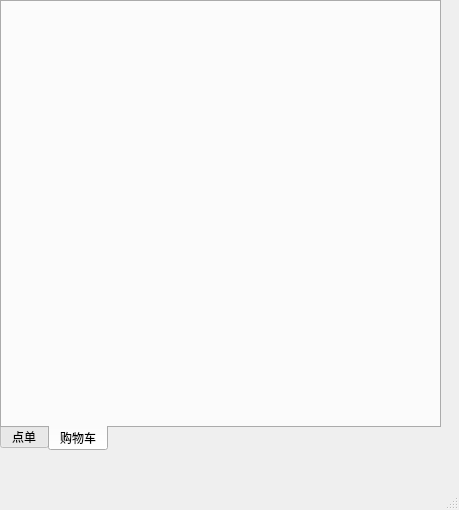
The window that user.ui (Alyssa-Zhou/qt_naicha) describes before a commit, drawn with Qt 5.
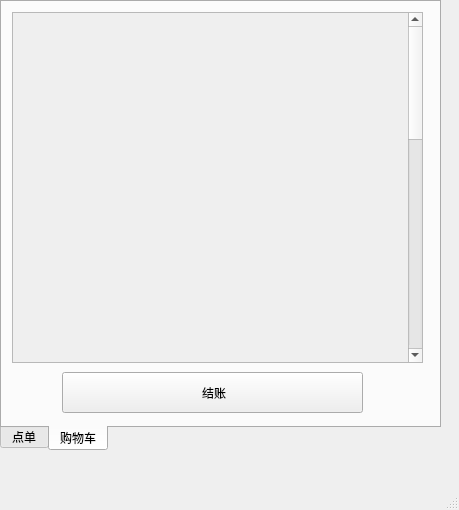
The same window after the commit. The open tabs and pages were chosen to show the change.

Commit message: “完善user界面，添加购物车功能”

```diff
--- a/user.ui
+++ b/user.ui
@@ -178,6 +178,48 @@
      <attribute name="title">
       <string>购物车</string>
      </attribute>
+     <widget class="QScrollArea" name="scrollArea_2">
+      <property name="geometry">
+       <rect>
+        <x>10</x>
+        <y>10</y>
+        <width>411</width>
+        <height>351</height>
+       </rect>
+      </property>
+      <property name="verticalScrollBarPolicy">
+       <enum>Qt::ScrollBarAlwaysOn</enum>
+      </property>
+      <property name="horizontalScrollBarPolicy">
+       <enum>Qt::ScrollBarAlwaysOff</enum>
+      </property>
+      <property name="widgetResizable">
+       <bool>false</bool>
+      </property>
+      <widget class="QWidget" name="scrollAreaWidgetContents_2">
+       <property name="geometry">
+        <rect>
+         <x>0</x>
+         <y>0</y>
+         <width>392</width>
+         <height>1000</height>
+        </rect>
+       </property>
+      </widget>
+     </widget>
+     <widget class="QPushButton" name="checkout_Btn">
+      <property name="geometry">
+       <rect>
+        <x>60</x>
+        <y>370</y>
+        <width>301</width>
+        <height>41</height>
+       </rect>
+      </property>
+      <property name="text">
+       <string> 结账</string>
+      </property>
+     </widget>
     </widget>
    </widget>
   </widget>
```
Left out of the diff: 39 changed lines with no effect on the pictures. The commit also changes 3 other files.
